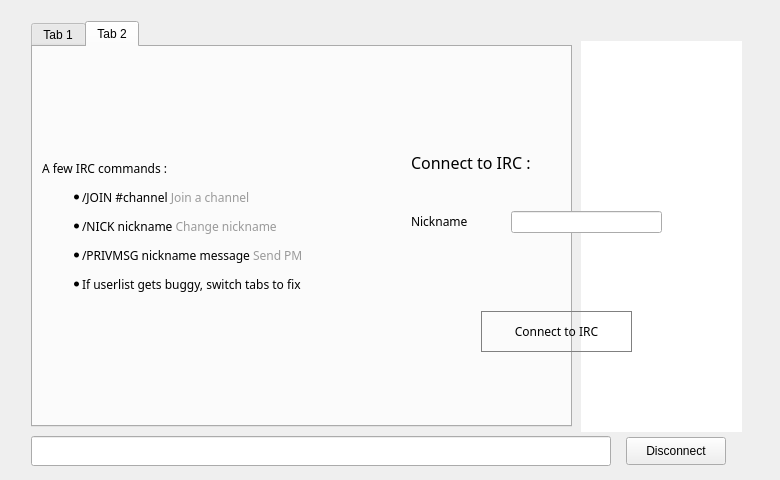
gjhiggins/vcoincore, file src/qt/forms/chatwindow.ui: the form before one commit.
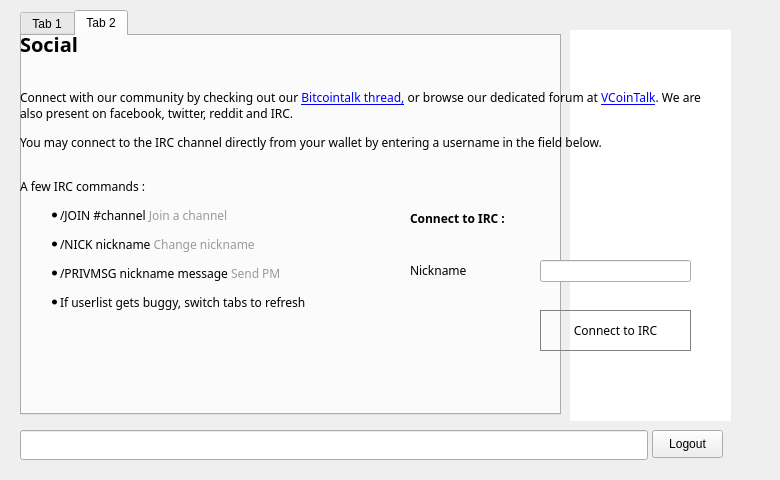
The form after the commit. The open tabs and pages were chosen to show the change. Icons and pictures are not drawn.

The edit to the form file:
```diff
--- a/src/qt/forms/chatwindow.ui
+++ b/src/qt/forms/chatwindow.ui
@@ -13,19 +13,7 @@
   <property name="windowTitle">
    <string>Chat Window</string>
   </property>
-  <property name="styleSheet">
-   <string notr="true"/>
-  </property>
-  <widget class="QWidget" name="centralwidget">
-  <layout class="QGridLayout" name="gridLayout">
-   <item row="0" column="0">
-    <widget class="QWidget" name="widget_2" native="true">
-     <property name="minimumSize">
-      <size>
-       <width>752</width>
-       <height>0</height>
-      </size>
-     </property>
+  <widget class="QWidget" name="chatmain">
      <widget class="QWidget" name="splitter" native="true">
       <property name="enabled">
        <bool>true</bool>
@@ -34,8 +22,8 @@
        <rect>
         <x>10</x>
         <y>10</y>
-        <width>770</width>
-        <height>470</height>
+      <width>721</width>
+      <height>491</height>
        </rect>
       </property>
       <property name="styleSheet">
@@ -50,7 +38,7 @@
          <x>10</x>
          <y>0</y>
          <width>541</width>
-         <height>406</height>
+       <height>405</height>
         </rect>
        </property>
        <property name="styleSheet">
@@ -80,8 +68,8 @@
        <property name="geometry">
         <rect>
          <x>10</x>
-         <y>415</y>
-         <width>580</width>
+       <y>420</y>
+       <width>628</width>
          <height>30</height>
         </rect>
        </property>
@@ -97,9 +85,6 @@
          <height>30</height>
         </size>
         </property>
-        <property name="clearButtonEnabled">
-         <bool>true</bool>
-       </property>
       </widget>
       <widget class="QListView" name="userView">
        <property name="geometry">
@@ -123,24 +108,24 @@
       <widget class="QPushButton" name="disconnect">
        <property name="geometry">
         <rect>
-         <x>605</x>
-         <y>416</y>
-         <width>100</width>
+       <x>642</x>
+       <y>420</y>
+       <width>71</width>
          <height>28</height>
         </rect>
        </property>
        <property name="text">
-        <string>Disconnect</string>
+      <string>Logout</string>
        </property>
       </widget>
      </widget>
-     <widget class="QWidget" name="hide3" native="true">
+   <widget class="QWidget" name="connecttab" native="true">
       <property name="geometry">
        <rect>
-        <x>0</x>
-        <y>0</y>
-        <width>770</width>
-        <height>470</height>
+      <x>10</x>
+      <y>10</y>
+      <width>731</width>
+      <height>460</height>
        </rect>
       </property>
       <property name="styleSheet">
@@ -150,35 +135,162 @@
        <property name="geometry">
         <rect>
          <x>10</x>
-         <y>6</y>
-         <width>731</width>
-         <height>41</height>
+       <y>20</y>
+       <width>250</width>
+       <height>27</height>
         </rect>
        </property>
        <layout class="QHBoxLayout" name="hide1">
         <property name="spacing">
          <number>7</number>
         </property>
-       </layout>
-      </widget>
+      <item>
+       <widget class="QLabel" name="label_9">
+        <property name="font">
+         <font>
+          <family>Proxima Nova Rg</family>
+         </font>
+        </property>
+        <property name="text">
+         <string>&lt;html&gt;&lt;head/&gt;&lt;body&gt;&lt;p&gt;&lt;span style=&quot; font-size:20px; font-weight:600; color:#000000;&quot;&gt;Social&lt;/span&gt;&lt;/p&gt;&lt;/body&gt;&lt;/html&gt;</string>
+        </property>
+       </widget>
+      </item>
+      <item>
+       <spacer name="horizontalSpacer_4">
+        <property name="orientation">
+         <enum>Qt::Horizontal</enum>
+        </property>
+        <property name="sizeHint" stdset="0">
+         <size>
+          <width>40</width>
+          <height>20</height>
+         </size>
+        </property>
+       </spacer>
+      </item>
+     </layout>
+    </widget>
+    <widget class="QLabel" name="hide2">
+     <property name="geometry">
+      <rect>
+       <x>10</x>
+       <y>70</y>
+       <width>681</width>
+       <height>81</height>
+      </rect>
+     </property>
+     <property name="text">
+      <string>&lt;html&gt;&lt;head/&gt;&lt;body&gt;&lt;p align=&quot;justify&quot;&gt;Connect with our community by checking out our &lt;a href=&quot;https://bitcointalk.org/index.php?topic=1059746.0&quot;&gt;&lt;span style=&quot; text-decoration: underline; color:#0000ff;&quot;&gt;Bitcointalk thread,&lt;/span&gt;&lt;/a&gt; or browse our dedicated forum at &lt;a href=&quot;http://vcointalk.org/&quot;&gt;&lt;span style=&quot; text-decoration: underline; color:#0000ff;&quot;&gt;VCoinTalk&lt;/span&gt;&lt;/a&gt;. We are also present on facebook, twitter, reddit and IRC.&lt;/p&gt;&lt;p align=&quot;justify&quot;&gt;You may connect to the IRC channel directly from your wallet by entering a username in the field below.&lt;/p&gt;&lt;/body&gt;&lt;/html&gt;</string>
+     </property>
+     <property name="wordWrap">
+      <bool>true</bool>
+     </property>
+     <property name="openExternalLinks">
+      <bool>true</bool>
+     </property>
+    </widget>
+    <widget class="QLabel" name="label">
+     <property name="geometry">
+      <rect>
+       <x>40</x>
+       <y>323</y>
+       <width>50</width>
+       <height>50</height>
+      </rect>
+     </property>
+     <property name="text">
+      <string>&lt;html&gt;&lt;head/&gt;&lt;body&gt;&lt;p&gt;&lt;a href=&quot;https://twitter.com/vcoin&quot;&gt;&lt;span style=&quot; text-decoration: underline; color:#0000ff;&quot;&gt;&lt;img src=&quot;:/icons/twitter&quot;/&gt;&lt;/span&gt;&lt;/a&gt;&lt;/p&gt;&lt;/body&gt;&lt;/html&gt;</string>
+     </property>
+     <property name="margin">
+      <number>5</number>
+     </property>
+     <property name="openExternalLinks">
+      <bool>true</bool>
+     </property>
+    </widget>
+    <widget class="QLabel" name="label_3">
+     <property name="geometry">
+      <rect>
+       <x>100</x>
+       <y>323</y>
+       <width>50</width>
+       <height>50</height>
+      </rect>
+     </property>
+     <property name="text">
+      <string>&lt;html&gt;&lt;head/&gt;&lt;body&gt;&lt;p&gt;&lt;a href=&quot;#&quot;&gt;&lt;span style=&quot; text-decoration: underline; color:#0000ff;&quot;&gt;&lt;img src=&quot;:/icons/facebookoff&quot;/&gt;&lt;/span&gt;&lt;/a&gt;&lt;/p&gt;&lt;/body&gt;&lt;/html&gt;</string>
+     </property>
+     <property name="openExternalLinks">
+      <bool>true</bool>
+     </property>
+    </widget>
+    <widget class="QLabel" name="label_4">
+     <property name="geometry">
+      <rect>
+       <x>160</x>
+       <y>323</y>
+       <width>50</width>
+       <height>50</height>
+      </rect>
+     </property>
+     <property name="text">
+      <string>&lt;html&gt;&lt;head/&gt;&lt;body&gt;&lt;p&gt;&lt;a href=&quot;http://www.reddit.com/r/VCoin&quot;&gt;&lt;span style=&quot; text-decoration: underline; color:#0000ff;&quot;&gt;&lt;img src=&quot;:/icons/reddit&quot;/&gt;&lt;/span&gt;&lt;/a&gt;&lt;/p&gt;&lt;/body&gt;&lt;/html&gt;</string>
+     </property>
+     <property name="openExternalLinks">
+      <bool>true</bool>
+     </property>
+    </widget>
+    <widget class="QLabel" name="label_6">
+     <property name="geometry">
+      <rect>
+       <x>220</x>
+       <y>323</y>
+       <width>50</width>
+       <height>50</height>
+      </rect>
+     </property>
+     <property name="text">
+      <string>&lt;html&gt;&lt;head/&gt;&lt;body&gt;&lt;p&gt;&lt;a href=&quot;https://bitcointalk.org/index.php?topic=1059746.0&quot;&gt;&lt;span style=&quot; text-decoration: underline; color:#0000ff;&quot;&gt;&lt;img src=&quot;:/icons/bitcointalk&quot;/&gt;&lt;/span&gt;&lt;/a&gt;&lt;/p&gt;&lt;/body&gt;&lt;/html&gt;</string>
+     </property>
+     <property name="openExternalLinks">
+      <bool>true</bool>
+     </property>
+    </widget>
+    <widget class="QLabel" name="label_6a">
+     <property name="geometry">
+      <rect>
+       <x>280</x>
+       <y>323</y>
+       <width>50</width>
+       <height>50</height>
+      </rect>
+     </property>
+     <property name="text">
+      <string>&lt;html&gt;&lt;head/&gt;&lt;body&gt;&lt;p&gt;&lt;a href=&quot;https://cryptocointalk.com/topic/38482-ann-vcoin-sha256-pow/&quot;&gt;&lt;span style=&quot; text-decoration: underline; color:#0000ff;&quot;&gt;&lt;img src=&quot;:/icons/cryptocointalk&quot;/&gt;&lt;/span&gt;&lt;/a&gt;&lt;/p&gt;&lt;/body&gt;&lt;/html&gt;</string>
+     </property>
+     <property name="openExternalLinks">
+      <bool>true</bool>
+     </property>
+    </widget>
       <widget class="QLabel" name="label_2">
        <property name="geometry">
         <rect>
-         <x>31</x>
-         <y>110</y>
-         <width>344</width>
-         <height>211</height>
+       <x>10</x>
+       <y>160</y>
+       <width>378</width>
+       <height>149</height>
         </rect>
        </property>
        <property name="text">
-        <string>&lt;html&gt;&lt;head/&gt;&lt;body&gt;&lt;p&gt;A few IRC commands :&lt;/p&gt;&lt;ul style=&quot;margin-top: 0px; margin-bottom: 0px; margin-left: 0px; margin-right: 0px; -qt-list-indent: 1;&quot;&gt;&lt;li style=&quot; margin-top:12px; margin-bottom:12px; margin-left:0px; margin-right:0px; -qt-block-indent:0; text-indent:0px;&quot;&gt;/JOIN #channel &lt;span style=&quot; color:#9a9a9a;&quot;&gt;Join a channel&lt;/span&gt;&lt;/li&gt;&lt;li style=&quot; margin-top:12px; margin-bottom:12px; margin-left:0px; margin-right:0px; -qt-block-indent:0; text-indent:0px;&quot;&gt;/NICK nickname &lt;span style=&quot; color:#9a9a9a;&quot;&gt;Change nickname&lt;/span&gt;&lt;/li&gt;&lt;li style=&quot; margin-top:12px; margin-bottom:12px; margin-left:0px; margin-right:0px; -qt-block-indent:0; text-indent:0px;&quot;&gt;/PRIVMSG nickname message &lt;span style=&quot; color:#9a9a9a;&quot;&gt;Send PM &lt;/span&gt;&lt;/li&gt;&lt;li style=&quot; margin-top:0px; margin-bottom:0px; margin-left:0px; margin-right:0px; -qt-block-indent:0; text-indent:0px;&quot;&gt;If userlist gets buggy, switch tabs to fix&lt;/li&gt;&lt;/ul&gt;&lt;/body&gt;&lt;/html&gt;</string>
+      <string>&lt;html&gt;&lt;head/&gt;&lt;body&gt;&lt;p&gt;A few IRC commands :&lt;/p&gt;&lt;ul style=&quot;margin-top: 0px; margin-bottom: 0px; margin-left: 0px; margin-right: 0px; -qt-list-indent: 1;&quot;&gt;&lt;li style=&quot; margin-top:12px; margin-bottom:12px; margin-left:0px; margin-right:0px; -qt-block-indent:0; text-indent:0px;&quot;&gt;/JOIN #channel &lt;span style=&quot; color:#9a9a9a;&quot;&gt;Join a channel&lt;/span&gt;&lt;/li&gt;&lt;li style=&quot; margin-top:12px; margin-bottom:12px; margin-left:0px; margin-right:0px; -qt-block-indent:0; text-indent:0px;&quot;&gt;/NICK nickname &lt;span style=&quot; color:#9a9a9a;&quot;&gt;Change nickname&lt;/span&gt;&lt;/li&gt;&lt;li style=&quot; margin-top:12px; margin-bottom:12px; margin-left:0px; margin-right:0px; -qt-block-indent:0; text-indent:0px;&quot;&gt;/PRIVMSG nickname message &lt;span style=&quot; color:#9a9a9a;&quot;&gt;Send PM &lt;/span&gt;&lt;/li&gt;&lt;li style=&quot; margin-top:0px; margin-bottom:0px; margin-left:0px; margin-right:0px; -qt-block-indent:0; text-indent:0px;&quot;&gt;If userlist gets buggy, switch tabs to refresh&lt;/li&gt;&lt;/ul&gt;&lt;/body&gt;&lt;/html&gt;</string>
        </property>
       </widget>
       <widget class="QLineEdit" name="editPseudo">
        <property name="geometry">
         <rect>
-         <x>500</x>
-         <y>200</y>
+       <x>530</x>
+       <y>250</y>
          <width>151</width>
          <height>22</height>
         </rect>
@@ -191,8 +303,8 @@
        <property name="geometry">
         <rect>
          <x>400</x>
-         <y>200</y>
-         <width>80</width>
+       <y>250</y>
+       <width>82</width>
          <height>21</height>
         </rect>
        </property>
@@ -203,7 +315,7 @@
       <widget class="QPushButton" name="buttonConnect">
        <property name="geometry">
         <rect>
-         <x>470</x>
+       <x>530</x>
          <y>300</y>
          <width>151</width>
          <height>41</height>
@@ -220,19 +332,16 @@
        <property name="geometry">
         <rect>
          <x>400</x>
-         <y>140</y>
-         <width>161</width>
-         <height>21</height>
+       <y>200</y>
+       <width>134</width>
+       <height>16</height>
         </rect>
        </property>
        <property name="text">
-        <string>&lt;html&gt;&lt;head/&gt;&lt;body&gt;&lt;p&gt;&lt;span style=&quot; font-size:12pt;&quot;&gt;Connect to IRC :&lt;/span&gt;&lt;/p&gt;&lt;/body&gt;&lt;/html&gt;</string>
+      <string>&lt;html&gt;&lt;head/&gt;&lt;body&gt;&lt;p&gt;&lt;span style=&quot; font-weight:600;&quot;&gt;Connect to IRC :&lt;/span&gt;&lt;/p&gt;&lt;/body&gt;&lt;/html&gt;</string>
        </property>
       </widget>
      </widget>
-    </widget>
-   </item>
-  </layout>
   <action name="actionQuit">
    <property name="text">
     <string>Quit</string>
@@ -248,7 +357,6 @@
   </action>
  </widget>
  </widget>
- <layoutdefault spacing="6" margin="11"/>
  <resources>
   <include location="../bitcoin.qrc"/>
  </resources>
```
Left out of the diff: 10 changed lines with no effect on the pictures. Lines whose indentation alone changed are shown as unchanged.
